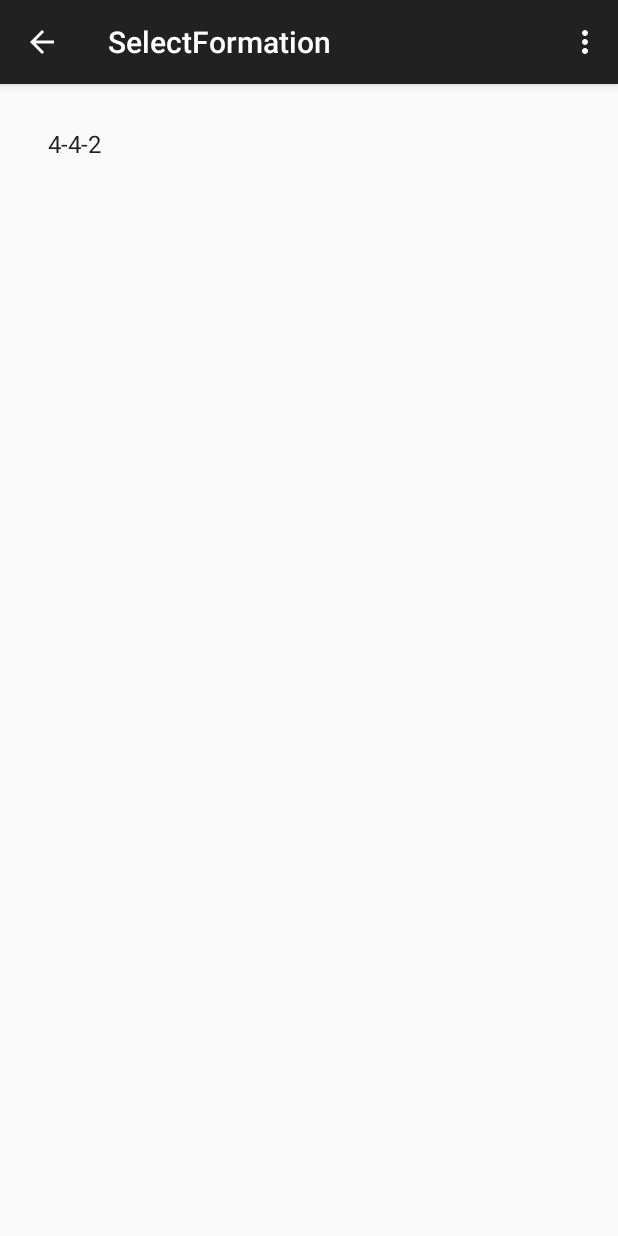
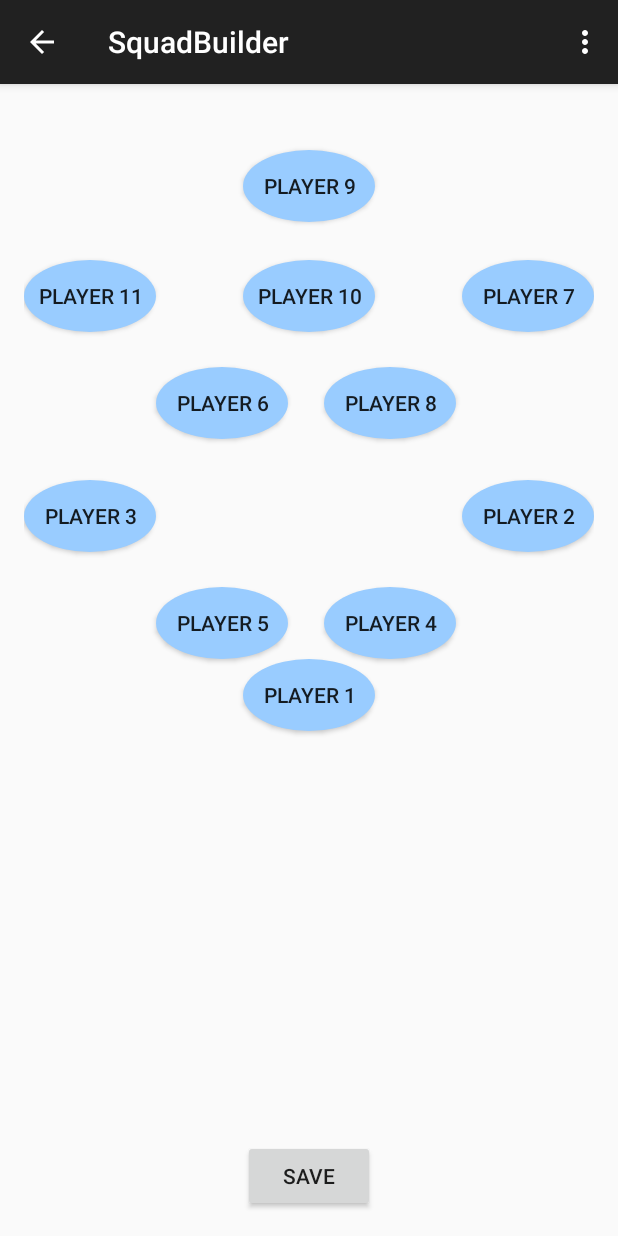
Before and after one commit to rahulchandrashekhar/FootyWiz, an Android app: the SelectFormation screen opened directly, with no data from a screen before it, after a tap on "4-4-2", on a phone screen of 412 x 824 dp. Run offline under Robolectric (Android 15) with nearby library versions, the phone set to English and light mode, and no system bars.

Commit message:
Added skeleton for the Squad Builder
Coded the skeleton for the squad builder part of the app. Placeholders
are used for players which will be implemented after adding the
database.

```diff
--- a/app/src/main/java/com/rahulchandrashekhar/footywiz/SelectFormation.java
+++ b/app/src/main/java/com/rahulchandrashekhar/footywiz/SelectFormation.java
@@ -42,12 +42,15 @@ public class SelectFormation extends AppCompatActivity {
                 // ListView Clicked item value
                 String itemValue = (String) listView.getItemAtPosition(position);
 
+                Intent myIntent = new Intent(SelectFormation.this, SquadBuilder.class);
+                SelectFormation.this.startActivity(myIntent);
+
 
 
                 //Show Alert
-                Toast.makeText(getApplicationContext(),
+                /*Toast.makeText(getApplicationContext(),
                         "Position :" + itemPosition + "  ListItem : " + itemValue, Toast.LENGTH_LONG)
-                        .show();
+                        .show();*/
 
 
             }
--- /dev/null
+++ b/app/src/main/java/com/rahulchandrashekhar/footywiz/SquadBuilder.java
@@ -0,0 +1,173 @@
+package com.rahulchandrashekhar.footywiz;
+
+import android.content.Intent;
+import android.support.v7.app.AppCompatActivity;
+import android.os.Bundle;
+import android.view.Menu;
+import android.view.MenuItem;
+import android.view.View;
+import android.widget.Button;
+import android.widget.Toast;
+
+public class SquadBuilder extends AppCompatActivity {
+
+    @Override
+    protected void onCreate(Bundle savedInstanceState) {
+        super.onCreate(savedInstanceState);
+        setContentView(R.layout.activity_squad_builder);
+
+        Button player_1 = (Button)findViewById(R.id.player_1);
+
+        player_1.setOnClickListener(new View.OnClickListener() {
+            @Override
+            public void onClick(View v) {
+                Toast.makeText(getApplicationContext(),
+                        "Database to be added", Toast.LENGTH_LONG)
+                        .show();
+            }
+        });
+
+        Button player_2 = (Button)findViewById(R.id.player_2);
+
+        player_2.setOnClickListener(new View.OnClickListener() {
+            @Override
+            public void onClick(View v) {
+                Toast.makeText(getApplicationContext(),
+                        "Database to be added", Toast.LENGTH_LONG)
+                        .show();
+            }
+        });
+
+        Button player_3 = (Button)findViewById(R.id.player_3);
+
+        player_3.setOnClickListener(new View.OnClickListener() {
+            @Override
+            public void onClick(View v) {
+                Toast.makeText(getApplicationContext(),
+                        "Database to be added", Toast.LENGTH_LONG)
+                        .show();
+            }
+        });
+
+        Button player_4 = (Button)findViewById(R.id.player_4);
+
+        player_4.setOnClickListener(new View.OnClickListener() {
+            @Override
+            public void onClick(View v) {
+                Toast.makeText(getApplicationContext(),
+                        "Database to be added", Toast.LENGTH_LONG)
+                        .show();
+            }
+        });
+
+        Button player_5 = (Button)findViewById(R.id.player_5);
+
+        player_5.setOnClickListener(new View.OnClickListener() {
+            @Override
+            public void onClick(View v) {
+                Toast.makeText(getApplicationContext(),
+                        "Database to be added", Toast.LENGTH_LONG)
+                        .show();
+            }
+        });
+
+        Button player_6 = (Button)findViewById(R.id.player_6);
+
+        player_6.setOnClickListener(new View.OnClickListener() {
+            @Override
+            public void onClick(View v) {
+                Toast.makeText(getApplicationContext(),
+                        "Database to be added", Toast.LENGTH_LONG)
+                        .show();
+            }
+        });
+
+        Button player_7 = (Button)findViewById(R.id.player_7);
+
+        player_7.setOnClickListener(new View.OnClickListener() {
+            @Override
+            public void onClick(View v) {
+                Toast.makeText(getApplicationContext(),
+                        "Database to be added", Toast.LENGTH_LONG)
+                        .show();
+            }
+        });
+
+        Button player_8 = (Button)findViewById(R.id.player_8);
+
+        player_8.setOnClickListener(new View.OnClickListener() {
+            @Override
+            public void onClick(View v) {
+                Toast.makeText(getApplicationContext(),
+                        "Database to be added", Toast.LENGTH_LONG)
+                        .show();
+            }
+        });
+
+        Button player_9 = (Button)findViewById(R.id.player_9);
+
+        player_9.setOnClickListener(new View.OnClickListener() {
+            @Override
+            public void onClick(View v) {
+                Toast.makeText(getApplicationContext(),
+                        "Database to be added", Toast.LENGTH_LONG)
+                        .show();
+            }
+        });
+
+        Button player_10 = (Button)findViewById(R.id.player_10);
+
+        player_10.setOnClickListener(new View.OnClickListener() {
+            @Override
+            public void onClick(View v) {
+                Toast.makeText(getApplicationContext(),
+                        "Database to be added", Toast.LENGTH_LONG)
+                        .show();
+            }
+        });
+
+        Button player_11 = (Button)findViewById(R.id.player_11);
+
+        player_11.setOnClickListener(new View.OnClickListener() {
+            @Override
+            public void onClick(View v) {
+                Toast.makeText(getApplicationContext(),
+                        "Database to be added", Toast.LENGTH_LONG)
+                        .show();
+            }
+        });
+
+        Button saveButton = (Button)findViewById(R.id.save_button);
+
+        saveButton.setOnClickListener(new View.OnClickListener() {
+            @Override
+            public void onClick(View v) {
+                Toast.makeText(getApplicationContext(),
+                        "Functionality to be added", Toast.LENGTH_LONG)
+                        .show();
+            }
+        });
+    }
+
+    @Override
+    public boolean onCreateOptionsMenu(Menu menu) {
+        // Inflate the menu; this adds items to the action bar if it is present.
+        getMenuInflater().inflate(R.menu.menu_squad_builder, menu);
+        return true;
+    }
+
+    @Override
+    public boolean onOptionsItemSelected(MenuItem item) {
+        // Handle action bar item clicks here. The action bar will
+        // automatically handle clicks on the Home/Up button, so long
+        // as you specify a parent activity in AndroidManifest.xml.
+        int id = item.getItemId();
+
+        //noinspection SimplifiableIfStatement
+        if (id == R.id.action_settings) {
+            return true;
+        }
+
+        return super.onOptionsItemSelected(item);
+    }
+}
--- /dev/null
+++ b/app/src/main/res/drawable/roundedbutton.xml
@@ -0,0 +1,13 @@
+<?xml version="1.0" encoding="utf-8"?>
+<selector xmlns:android="http://schemas.android.com/apk/res/android">
+    <item android:state_pressed="false">
+        <shape android:shape="oval">
+            <solid android:color="#99ccff"/>
+        </shape>
+    </item>
+    <item android:state_pressed="true">
+        <shape android:shape="oval">
+            <solid android:color="#1a8cff"/>
+        </shape>
+    </item>
+</selector>
--- /dev/null
+++ b/app/src/main/res/layout/activity_squad_builder.xml
@@ -0,0 +1,132 @@
+<RelativeLayout xmlns:android="http://schemas.android.com/apk/res/android"
+                xmlns:tools="http://schemas.android.com/tools"
+                android:layout_width="match_parent"
+                android:layout_height="match_parent"
+                android:paddingLeft="@dimen/activity_horizontal_margin"
+                android:paddingRight="@dimen/activity_horizontal_margin"
+                android:paddingTop="@dimen/activity_vertical_margin"
+                android:paddingBottom="@dimen/activity_vertical_margin"
+                tools:context="com.rahulchandrashekhar.footywiz.SquadBuilder">
+
+    <Button
+        android:layout_width="wrap_content"
+        android:layout_height="wrap_content"
+        android:text="Player 9"
+        android:id="@+id/player_9"
+        android:layout_alignParentTop="true"
+        android:layout_centerHorizontal="true"
+        android:background = "@drawable/roundedbutton"
+        android:layout_marginTop="28dp"/>
+
+    <Button
+        android:layout_width="wrap_content"
+        android:layout_height="wrap_content"
+        android:text="Player 11"
+        android:id="@+id/player_11"
+        android:layout_below="@+id/player_9"
+        android:layout_alignParentLeft="true"
+        android:layout_alignParentStart="true"
+        android:background = "@drawable/roundedbutton"
+        android:layout_marginTop="25dp"/>
+
+    <Button
+        android:layout_width="wrap_content"
+        android:layout_height="wrap_content"
+        android:text="Player 6"
+        android:id="@+id/player_6"
+        android:layout_marginTop="23dp"
+        android:layout_below="@+id/player_11"
+        android:layout_toRightOf="@+id/player_3"
+        android:background = "@drawable/roundedbutton"
+        android:layout_toEndOf="@+id/player_3"/>
+
+    <Button
+        android:layout_width="wrap_content"
+        android:layout_height="wrap_content"
+        android:text="Player 8"
+        android:id="@+id/player_8"
+        android:layout_alignBottom="@+id/player_6"
+        android:layout_toRightOf="@+id/player_6"
+        android:layout_toEndOf="@+id/player_6"
+        android:layout_marginLeft="24dp"
+        android:background = "@drawable/roundedbutton"
+        android:layout_marginStart="24dp"/>
+
+    <Button
+        android:layout_width="wrap_content"
+        android:layout_height="wrap_content"
+        android:text="Player 7"
+        android:id="@+id/player_7"
+        android:layout_alignBottom="@+id/player_11"
+        android:layout_alignParentRight="true"
+        android:background = "@drawable/roundedbutton"
+        android:layout_alignParentEnd="true"/>
+
+    <Button
+        android:layout_width="wrap_content"
+        android:layout_height="wrap_content"
+        android:text="Player 3"
+        android:id="@+id/player_3"
+        android:layout_marginTop="27dp"
+        android:layout_below="@+id/player_6"
+        android:layout_alignParentLeft="true"
+        android:background = "@drawable/roundedbutton"
+        android:layout_alignParentStart="true"/>
+
+    <Button
+        android:layout_width="wrap_content"
+        android:layout_height="wrap_content"
+        android:text="Player 5"
+        android:id="@+id/player_5"
+        android:layout_marginTop="23dp"
+        android:layout_below="@+id/player_3"
+        android:background = "@drawable/roundedbutton"
+        android:layout_alignLeft="@+id/player_6"
+        android:layout_alignStart="@+id/player_6"/>
+
+    <Button
+        android:layout_width="wrap_content"
+        android:layout_height="wrap_content"
+        android:text="Player 4"
+        android:id="@+id/player_4"
+        android:layout_alignBottom="@+id/player_5"
+        android:background = "@drawable/roundedbutton"
+        android:layout_alignLeft="@+id/player_8"
+        android:layout_alignStart="@+id/player_8"/>
+
+    <Button
+        android:layout_width="wrap_content"
+        android:layout_height="wrap_content"
+        android:text="Player 2"
+        android:id="@+id/player_2"
+        android:layout_alignBottom="@+id/player_3"
+        android:background = "@drawable/roundedbutton"
+        android:layout_alignParentRight="true"
+        android:layout_alignParentEnd="true"/>
+
+    <Button
+        android:layout_width="wrap_content"
+        android:layout_height="wrap_content"
+        android:text="Player 1"
+        android:id="@+id/player_1"
+        android:layout_below="@+id/player_5"
+        android:background = "@drawable/roundedbutton"
+        android:layout_centerHorizontal="true"/>
+
+    <Button
+        android:layout_width="wrap_content"
+        android:layout_height="wrap_content"
+        android:text="Save"
+        android:id="@+id/save_button"
+        android:layout_alignParentBottom="true"
+        android:layout_centerHorizontal="true"/>
+
+    <Button
+        android:layout_width="wrap_content"
+        android:layout_height="wrap_content"
+        android:text="Player 10"
+        android:id="@+id/player_10"
+        android:layout_alignTop="@+id/player_11"
+        android:background = "@drawable/roundedbutton"
+        android:layout_centerHorizontal="true"/>
+</RelativeLayout>
--- /dev/null
+++ b/app/src/main/res/menu/menu_squad_builder.xml
@@ -0,0 +1,9 @@
+<menu xmlns:android="http://schemas.android.com/apk/res/android"
+      xmlns:app="http://schemas.android.com/apk/res-auto"
+      xmlns:tools="http://schemas.android.com/tools"
+      tools:context="com.rahulchandrashekhar.footywiz.SquadBuilder">
+    <item android:id="@+id/action_settings"
+          android:title="@string/action_settings"
+          android:orderInCategory="100"
+          app:showAsAction="never"/>
+</menu>
--- a/app/src/main/res/values/strings.xml
+++ b/app/src/main/res/values/strings.xml
@@ -6,7 +6,7 @@
     <string name="welcome_text">Welcome!</string>
     <string name="view_text">View Squads</string>
     <string name="build_text">Build Squad</string>
-    <string name="title_activity_view_squads">ViewSquadsActivity</string>
+    <string name="title_activity_view_squads">Select the league</string>
     <string name="select_league_text">Select the league</string>
     <string name="england">English Premier League</string>
     <string name="spain">La Liga (Spain)</string>
@@ -14,8 +14,9 @@
     <string name="germany">German Bundesliga</string>
     <string name="france">Ligue 1 (France)</string>
     <string name="title_activity_build_squad">BuildSquadActivity</string>
-    <string name="title_activity_squad_list_view">SquadListView</string>
-    <string name="title_activity_selected_squad_list">SelectedSquadList</string>
-    <string name="title_activity_select_formation">SelectFormation</string>
+    <string name="title_activity_squad_list_view">Select the team</string>
+    <string name="title_activity_selected_squad_list">View your team</string>
+    <string name="title_activity_select_formation">Select the Formation</string>
+    <string name="title_activity_squad_builder">SquadBuilder</string>
 
 </resources>
```
Also changed, not shown: app/src/main/AndroidManifest.xml (+15 -0 lines).
